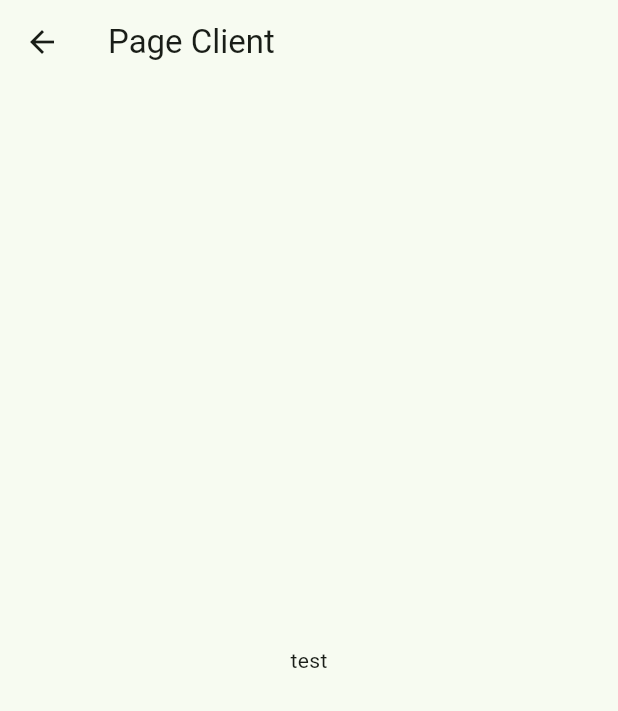
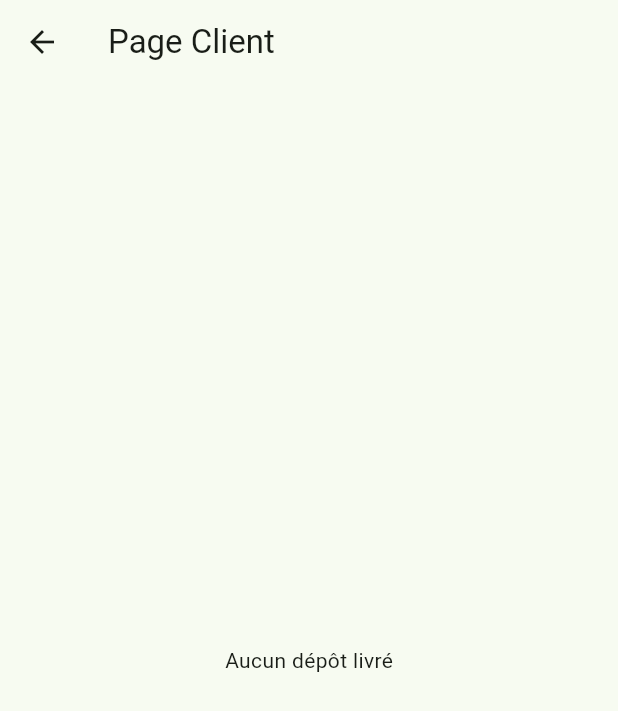
Before and after one commit to WiroWik/sae_cocagne_mobile, a Flutter app: the CustomerPage screen opened directly, on a phone screen of 412 x 824 dp. Shown: the top 711 px of the screen. Run offline on Flutter 3.47's test engine with Material 3 defaults, Android fonts, the phone set to English and light mode, and no system bars; our stand-ins replace flutter_map, geolocator, latlong2; missing offline and left inert: mobile_scanner.

Commit message:
Add validated depot fetching and QR code scanning functionality to ItineraryPage

```diff
--- a/lib/customer.dart
+++ b/lib/customer.dart
@@ -1,14 +1,40 @@
 import 'package:flutter/material.dart';
+import 'package:sae_cocagne_mobile/delivery/itinerary.dart';
 
 class CustomerPage extends StatelessWidget {
+
+  Future<List<dynamic>> fetchValidatedDepot() async {
+
+    return ItineraryPage.validatedDepot;
+  }
+
   @override
   Widget build(BuildContext context) {
     return Scaffold(
       appBar: AppBar(
         title: Text('Page Client'),
       ),
-      body: Center(
-        child: Text('test'),
+      body: FutureBuilder<List<dynamic>>(
+        future: fetchValidatedDepot(),
+        builder: (context, snapshot) {
+          if (snapshot.connectionState == ConnectionState.waiting) {
+        return Center(child: CircularProgressIndicator());
+          } else if (snapshot.hasError) {
+        return Center(child: Text('Error: ${snapshot.error}'));
+          } else if (!snapshot.hasData || snapshot.data!.isEmpty) {
+        return Center(child: Text('Aucun dépôt livré'));
+          } else {
+        return ListView.builder(
+          itemCount: snapshot.data!.length,
+          itemBuilder: (context, index) {
+            return ListTile(
+              title: Text(snapshot.data![index]['depot']),
+              leading: Icon(Icons.check_circle, color: Colors.green),
+            );
+          },
+        );
+          }
+        },
       ),
     );
   }
```
Also changed, not shown: lib/delivery/itinerary.dart (+73 -29 lines), lib/delivery/delivery.dart (indentation only).
